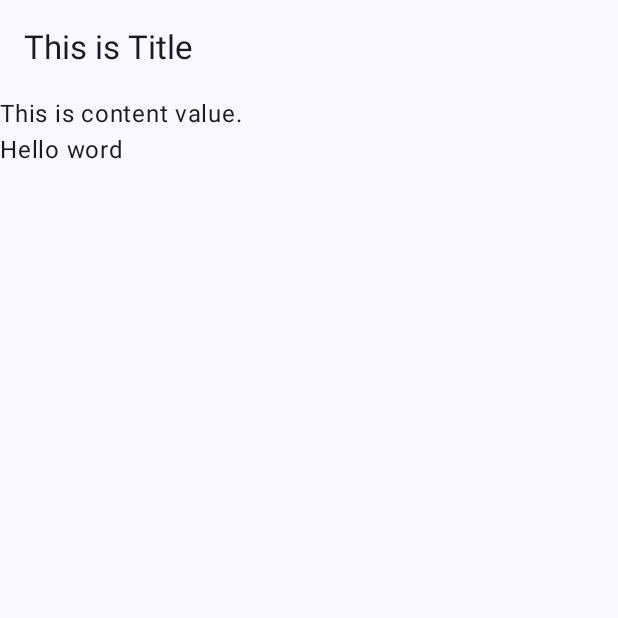
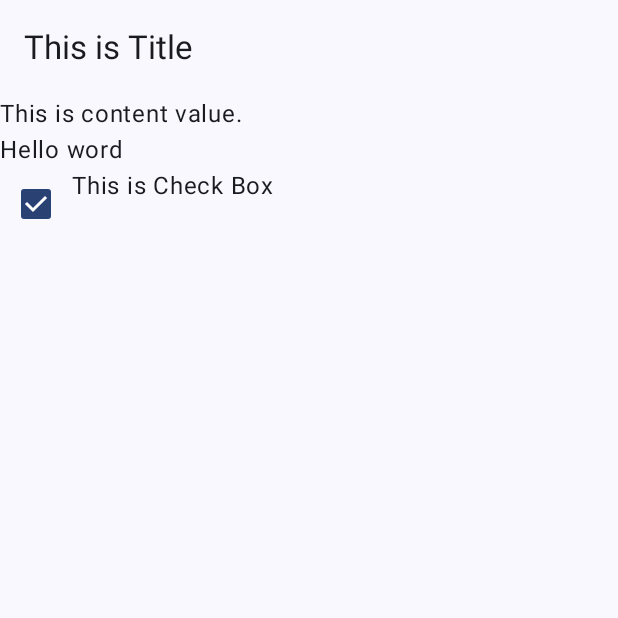
Before and after one commit to MehbooAli/LearnCoroutine, an Android app built with Jetpack Compose: the screen it shows after launch (MainActivity), on a phone screen of 412 x 824 dp, the top half of it. Run offline under Robolectric (Android 15) with nearby library versions, the phone set to English and light mode, and no system bars.

Commit message:
Made check box in fst page.

```diff
--- a/app/src/main/java/com/example/learncoroutine/ViewModelFst_screen.kt
+++ b/app/src/main/java/com/example/learncoroutine/ViewModelFst_screen.kt
@@ -1,17 +1,14 @@
 package com.example.learncoroutine
 
-import android.provider.ContactsContract.Data
 import android.util.Log
 import androidx.lifecycle.ViewModel
 import androidx.lifecycle.viewModelScope
 import kotlinx.coroutines.CoroutineScope
-import kotlinx.coroutines.Deferred
 import kotlinx.coroutines.Dispatchers
 import kotlinx.coroutines.async
 import kotlinx.coroutines.delay
 import kotlinx.coroutines.launch
 import kotlinx.coroutines.yield
-import kotlin.math.log
 
 class ViewModelFst_screen() : ViewModel() {
     val a = "Hello word"
--- a/app/src/main/java/com/example/learncoroutine/fst_screen.kt
+++ b/app/src/main/java/com/example/learncoroutine/fst_screen.kt
@@ -1,16 +1,16 @@
 package com.example.learncoroutine
 
-import androidx.compose.foundation.layout.Box
 import androidx.compose.foundation.layout.Column
+import androidx.compose.foundation.layout.Row
 import androidx.compose.foundation.layout.fillMaxSize
 import androidx.compose.foundation.layout.padding
+import androidx.compose.material3.Checkbox
 import androidx.compose.material3.ExperimentalMaterial3Api
 import androidx.compose.material3.Scaffold
 import androidx.compose.material3.Text
 import androidx.compose.material3.TopAppBar
 import androidx.compose.runtime.Composable
 import androidx.compose.ui.Modifier
-import androidx.lifecycle.viewmodel.compose.viewModel
 
 @OptIn(ExperimentalMaterial3Api::class)
 @Composable
@@ -27,6 +27,11 @@ fun fst_screen(viewmodelfstScreen: ViewModelFst_screen) {
             viewmodelfstScreen.printFoller()
             viewmodelfstScreen.asynicPrint()
             viewmodelfstScreen.printFbInstagramFol()
+            Row {
+                Checkbox(true, onCheckedChange = {}, modifier = Modifier, enabled = true)
+                Text("This is Check Box")
+            }
+
         }
     }
 }
```
Also changed, not shown: app/src/main/java/com/example/learncoroutine/MainActivity.kt (+2 -15 lines).
